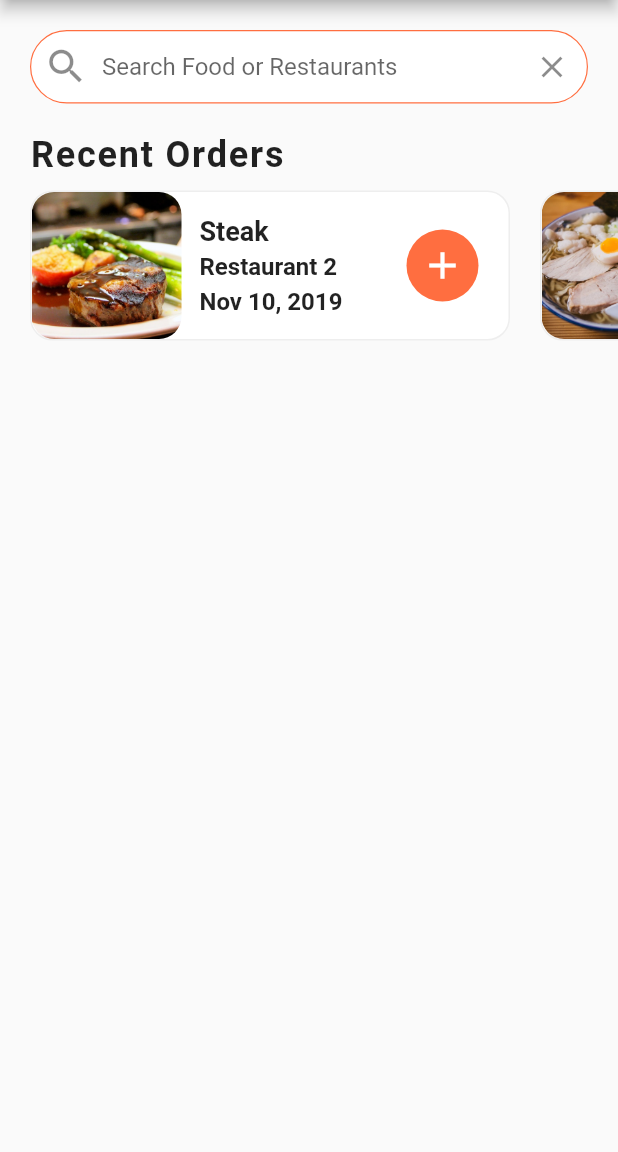
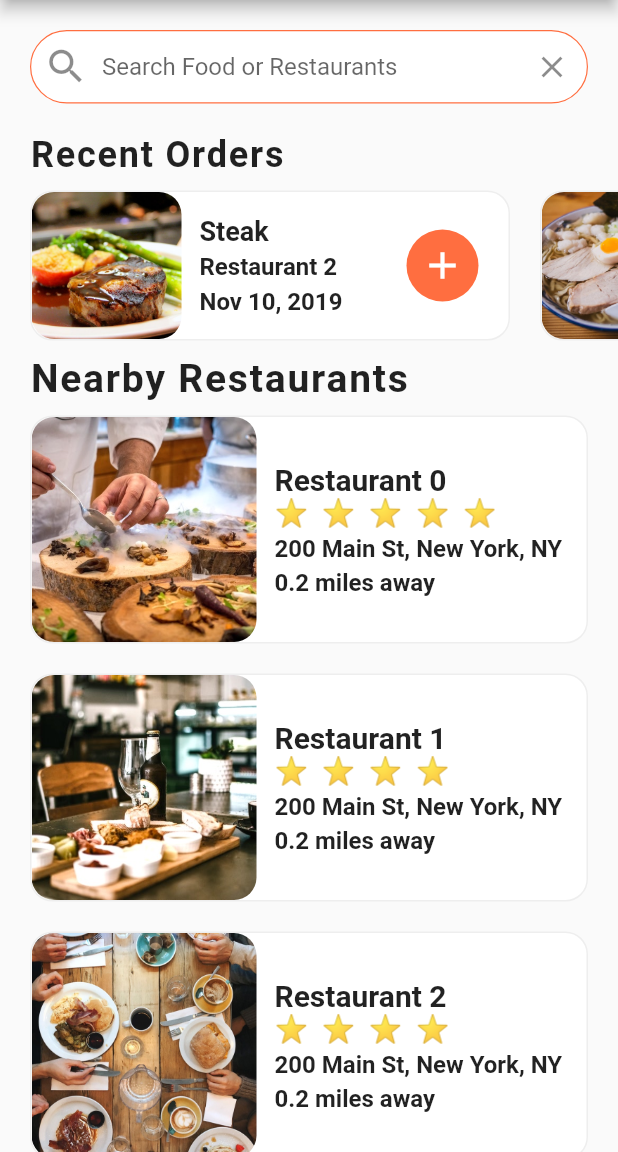
Before and after one commit to sittaung69/food_delivery_ui_flutter, a Flutter app: the screen it shows after launch, on a phone screen of 412 x 824 dp, the part 84-1236 px from its top. Run offline on Flutter 3.47's test engine with Material 2 defaults, Android fonts, the phone set to English and light mode, and no system bars.

Commit message:
Nearby Restaurants

```diff
--- a/lib/screens/home_screen.dart
+++ b/lib/screens/home_screen.dart
@@ -1,5 +1,7 @@
 import 'package:flutter/material.dart';
 import 'package:food_delivery_ui_flutter/data/data.dart';
+import 'package:food_delivery_ui_flutter/models/restaurant.dart';
+import 'package:food_delivery_ui_flutter/widgets/rating_stars.dart';
 import 'package:food_delivery_ui_flutter/widgets/recent_orders.dart';
 
 class HomeScreen extends StatefulWidget {
@@ -8,6 +10,75 @@ class HomeScreen extends StatefulWidget {
 }
 
 class _HomeScreenState extends State<HomeScreen> {
+  _buildRestaurants() {
+    List<Widget> restaurantList = [];
+    restaurants.forEach((Restaurant restaurant) {
+      restaurantList.add(
+        Container(
+          margin: EdgeInsets.symmetric(horizontal: 20.0, vertical: 10.0),
+          decoration: BoxDecoration(
+            color: Colors.white,
+            borderRadius: BorderRadius.circular(15.0),
+            border: Border.all(
+              width: 1.0,
+              color: Colors.grey[200],
+            ),
+          ),
+          child: Row(
+            children: <Widget>[
+              ClipRRect(
+                borderRadius: BorderRadius.circular(15.0),
+                child: Image(
+                  height: 150.0,
+                  width: 150.0,
+                  image: AssetImage(restaurant.imageUrl),
+                  fit: BoxFit.cover,
+                ),
+              ),
+              Container(
+                margin: EdgeInsets.all(12.0),
+                child: Column(
+                  mainAxisAlignment: MainAxisAlignment.center,
+                  crossAxisAlignment: CrossAxisAlignment.start,
+                  children: <Widget>[
+                    Text(
+                      restaurant.name,
+                      style: TextStyle(
+                        fontSize: 20.0,
+                        fontWeight: FontWeight.bold,
+                      ),
+                      overflow: TextOverflow.ellipsis,
+                    ),
+                    RatingStars(restaurant.rating),
+                    SizedBox(height: 4.0),
+                    Text(
+                      restaurant.address,
+                      style: TextStyle(
+                        fontSize: 16.0,
+                        fontWeight: FontWeight.w600,
+                      ),
+                      overflow: TextOverflow.ellipsis,
+                    ),
+                    SizedBox(height: 4.0),
+                    Text(
+                      '0.2 miles away',
+                      style: TextStyle(
+                        fontSize: 16.0,
+                        fontWeight: FontWeight.w600,
+                      ),
+                      overflow: TextOverflow.ellipsis,
+                    ),
+                  ],
+                ),
+              ),
+            ],
+          ),
+        ),
+      );
+    });
+    return Column(children: restaurantList);
+  }
+
   @override
   Widget build(BuildContext context) {
     return Scaffold(
@@ -63,7 +134,24 @@ class _HomeScreenState extends State<HomeScreen> {
               ),
             ),
           ),
-          RecentOrders()
+          RecentOrders(),
+          Column(
+            crossAxisAlignment: CrossAxisAlignment.start,
+            children: <Widget>[
+              Padding(
+                padding: EdgeInsets.symmetric(horizontal: 20.0),
+                child: Text(
+                  'Nearby Restaurants',
+                  style: TextStyle(
+                    fontSize: 26.0,
+                    fontWeight: FontWeight.w600,
+                    letterSpacing: 1.2,
+                  ),
+                ),
+              ),
+              _buildRestaurants(),
+            ],
+          ),
         ],
       ),
     );
--- /dev/null
+++ b/lib/widgets/rating_stars.dart
@@ -0,0 +1,21 @@
+import 'package:flutter/material.dart';
+
+class RatingStars extends StatelessWidget {
+  final int rating;
+
+  RatingStars(this.rating);
+
+  @override
+  Widget build(BuildContext context) {
+    String stars = '';
+    for (int i = 0; i < rating; i++) {
+      stars += '⭐  ';
+    }
+    stars.trim();
+
+    return Text(
+      stars,
+      style: TextStyle(fontSize: 18.0),
+    );
+  }
+}
```
